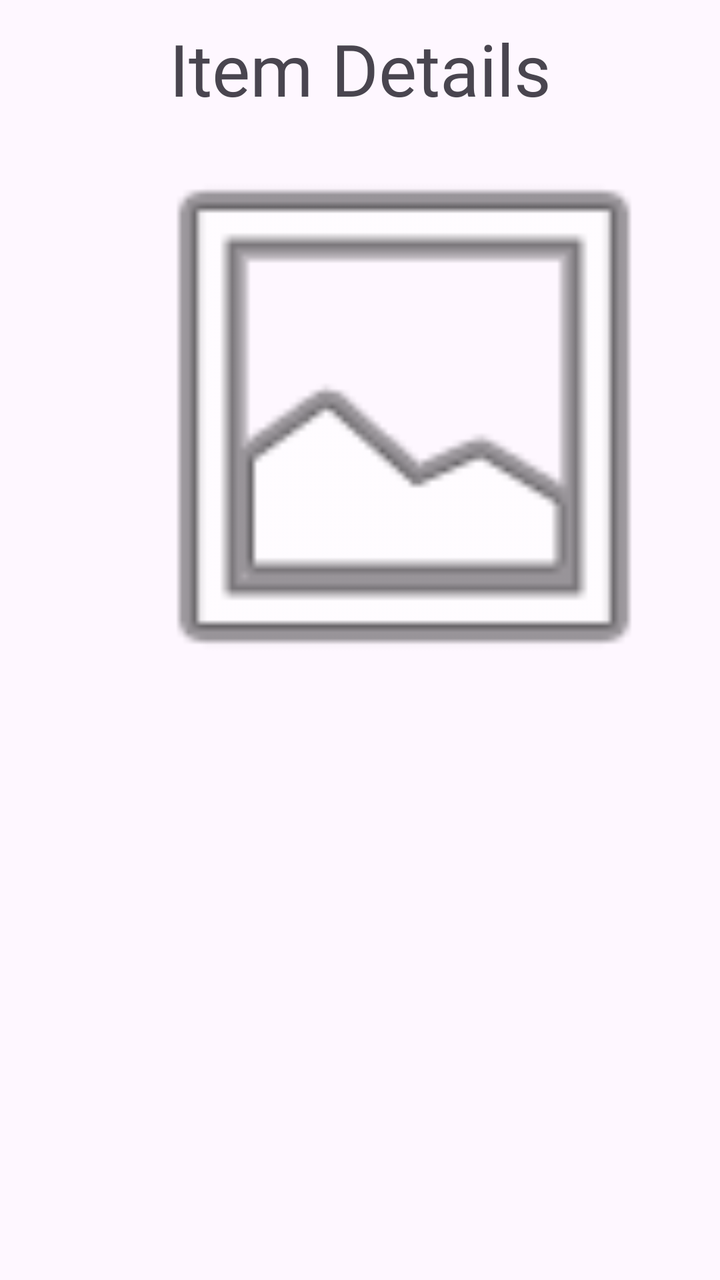
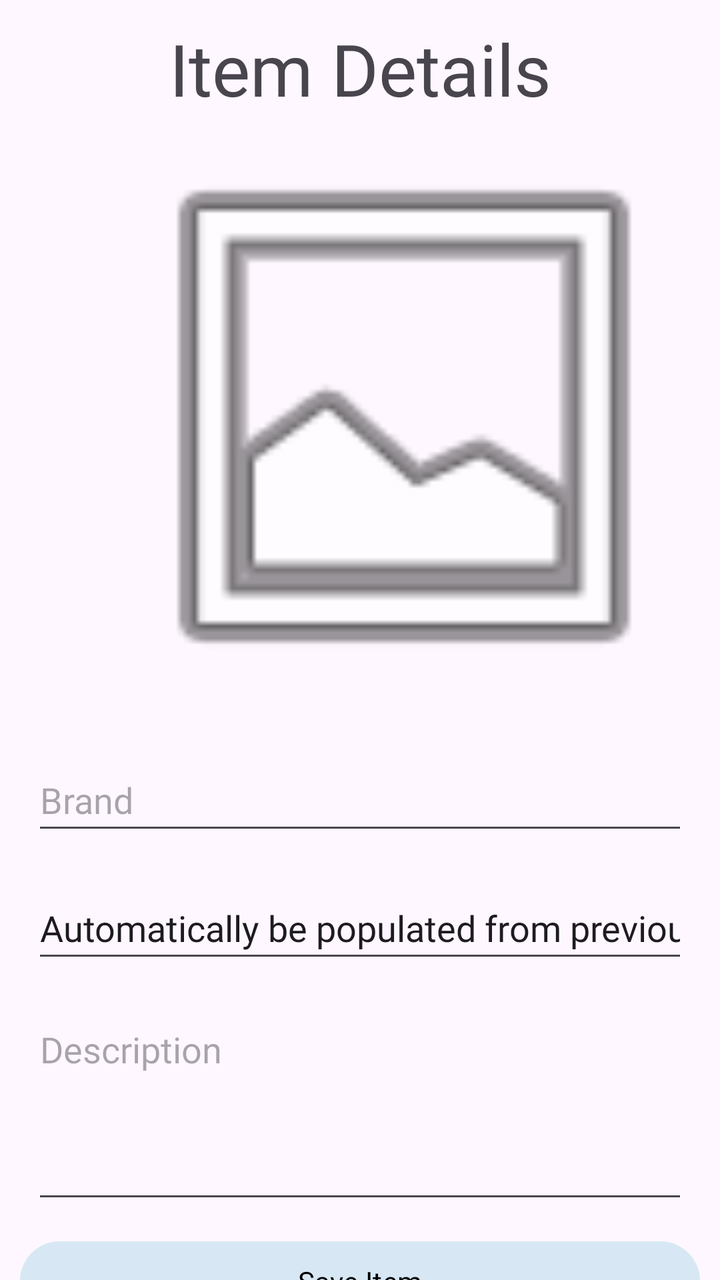

The first picture is an Android layout as it rendered before a commit; the second is the same layout after the commit. The layout source and the unified diff follow.
<!-- AndroidManifest.xml: application theme Theme.WardrobeWizard -->
<!-- res/layout/activity_item_processing.xml -->
<?xml version="1.0" encoding="utf-8"?>
<androidx.constraintlayout.widget.ConstraintLayout xmlns:android="http://schemas.android.com/apk/res/android"
    xmlns:app="http://schemas.android.com/apk/res-auto"
    xmlns:tools="http://schemas.android.com/tools"
    android:id="@+id/main"
    android:layout_width="match_parent"
    android:layout_height="match_parent"
    tools:context=".ItemProcessingActivity">

    <TextView
        android:id="@+id/textViewDetails"
        android:layout_width="match_parent"
        android:layout_height="wrap_content"
        android:text="Item Details"
        android:textSize="36sp"
        android:gravity="center"
        android:fontFamily="@font/garamond"
        android:layout_margin="10dp"
        app:layout_constraintTop_toTopOf="parent"
        app:layout_constraintStart_toStartOf="parent"
        app:layout_constraintEnd_toEndOf="parent" />

    <ImageView
        android:id="@+id/imageView"
        android:layout_width="300sp"
        android:layout_height="300sp"
        android:layout_marginStart="52dp"
        android:gravity="center"
        app:layout_constraintStart_toStartOf="parent"
        app:layout_constraintTop_toBottomOf="@+id/textViewDetails"
        android:src="@android:drawable/ic_menu_gallery">

    </ImageView>

</androidx.constraintlayout.widget.ConstraintLayout>
<!-- resources referenced by this layout -->
<resources>
  <style name="Theme.WardrobeWizard" parent="Base.Theme.WardrobeWizard" />
  <style name="Base.Theme.WardrobeWizard" parent="Theme.Material3.DayNight.NoActionBar">
          
          
      </style>
</resources>

<!-- the commit's change to res/layout/activity_item_processing.xml (unified diff, before → after) -->
@@ -32,4 +32,56 @@
 
     </ImageView>
 
+    <EditText
+        android:id="@+id/editTextBrand"
+        android:layout_width="match_parent"
+        android:layout_height="wrap_content"
+        android:layout_margin="16dp"
+        android:fontFamily="@font/didact_gothic"
+        android:hint="Brand"
+        android:inputType="text"
+        android:minHeight="48dp"
+        app:layout_constraintTop_toBottomOf="@+id/imageView"
+        app:layout_constraintStart_toStartOf="parent" />
+
+    <EditText
+        android:id="@+id/editTextCategory"
+        android:layout_width="match_parent"
+        android:layout_height="wrap_content"
+        android:layout_margin="16dp"
+        android:fontFamily="@font/didact_gothic"
+        android:text="Automatically be populated from previous selection"
+        android:inputType="text"
+        android:minHeight="48dp"
+        app:layout_constraintTop_toBottomOf="@+id/editTextBrand"
+        app:layout_constraintStart_toStartOf="parent" />
+
+    <EditText
+        android:id="@+id/editTextDescription"
+        android:layout_width="match_parent"
+        android:layout_height="wrap_content"
+        android:layout_margin="16dp"
+        android:fontFamily="@font/didact_gothic"
+        android:hint="Description"
+        android:inputType="textMultiLine|textCapSentences"
+        android:minLines="4"
+        android:maxLines="8"
+        android:gravity="top|start"
+        android:minHeight="48dp"
+        app:layout_constraintTop_toBottomOf="@+id/editTextCategory"
+        app:layout_constraintStart_toStartOf="parent" />
+
+    <Button
+        android:id="@+id/buttonSave"
+        android:layout_width="match_parent"
+        android:layout_height="wrap_content"
+        android:layout_marginBottom="24dp"
+        android:backgroundTint="#d7e8f4"
+        android:fontFamily="@font/didact_gothic"
+        android:text="Save Item"
+        android:textColor="#000000"
+        app:layout_constraintTop_toBottomOf="@+id/editTextDescription"
+        app:layout_constraintStart_toStartOf="parent"
+        android:layout_margin="10dp"/>
+
 </androidx.constraintlayout.widget.ConstraintLayout>
